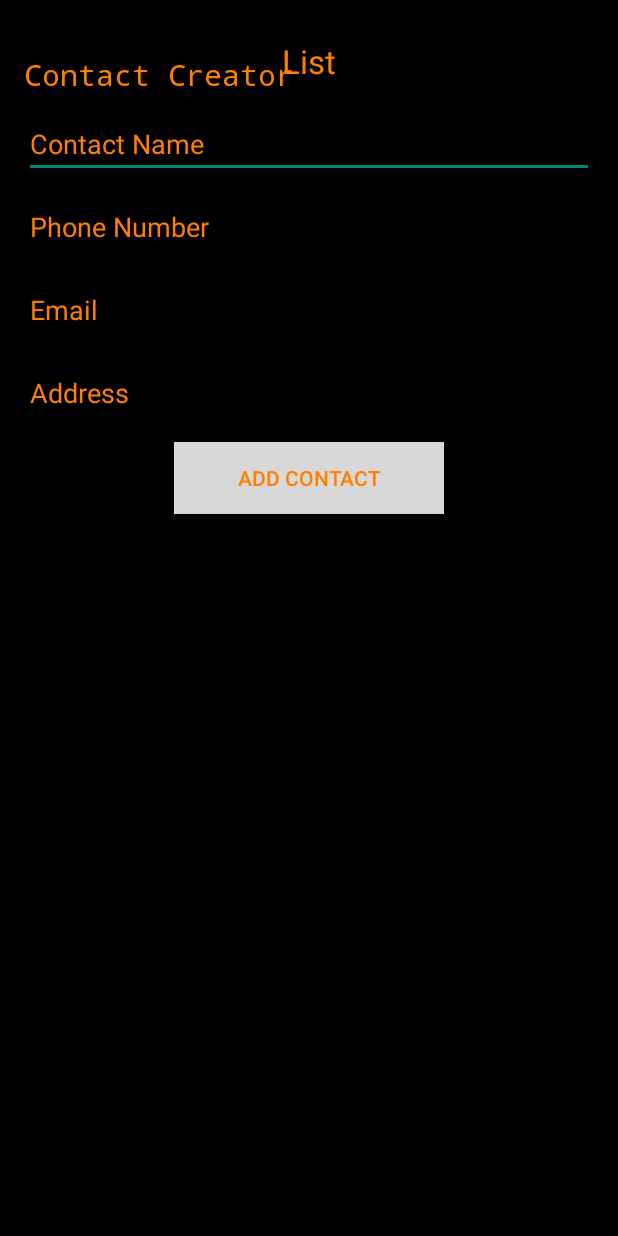
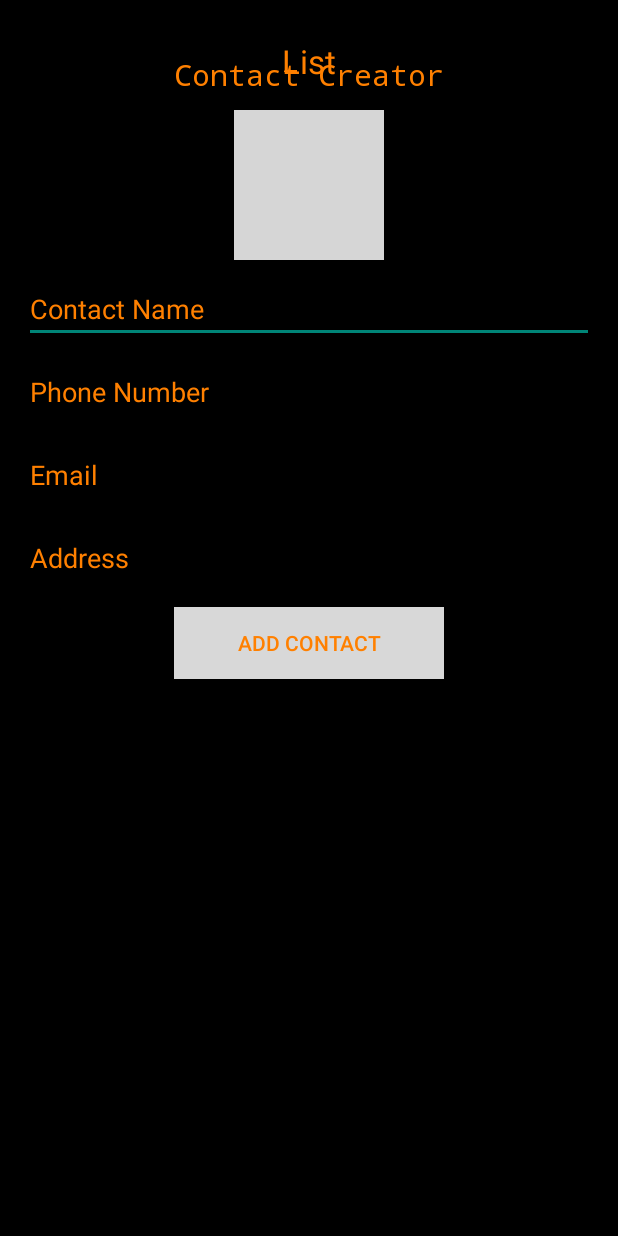
Before and after one commit to WouterCeulemans/AP-OAMK-ParentalControl, an Android app: the screen it shows after launch (MainActivity), on a phone screen of 412 x 824 dp. Run offline under Robolectric (Android 15) with nearby library versions, the phone set to English and light mode, and no system bars; grey boxes are pictures that could not be loaded.

Commit message:
Image selection is possible for each contact

```diff
--- a/ContactManager3/app/src/main/java/com/example/app/MainActivity.java
+++ b/ContactManager3/app/src/main/java/com/example/app/MainActivity.java
@@ -2,6 +2,7 @@ package com.example.app;
 
 import android.app.ActionBar;
 import android.app.Activity;
+import android.content.Intent;
 import android.os.Bundle;
 import android.provider.Contacts;
 import android.provider.ContactsContract;
@@ -16,10 +17,14 @@ import android.os.Build;
 import android.widget.ArrayAdapter;
 import android.widget.Button;
 import android.widget.EditText;
+import android.widget.ImageView;
 import android.widget.ListView;
 import android.widget.TabHost;
 import android.widget.TextView;
 import android.widget.Toast;
+
+import android.net.Uri;
+
 
 import java.util.ArrayList;
 import java.util.List;
@@ -27,8 +32,10 @@ import java.util.List;
 public class MainActivity extends Activity
 {
     EditText nameTxt, phoneTxt, addressTxt, emailTxt;
+    ImageView contactImageImageView;
     List<Contact> Contacts = new ArrayList<Contact>();
     ListView contactListView;
+    Uri imageUri = null ;
 
     @Override
     protected void onCreate(Bundle savedInstanceState)
@@ -36,11 +43,13 @@ public class MainActivity extends Activity
         super.onCreate(savedInstanceState);
         setContentView(R.layout.activity_main);
 
-        nameTxt         = (EditText) findViewById(R.id.txtName);
-        phoneTxt        = (EditText) findViewById(R.id.txtPhone);
-        addressTxt      = (EditText) findViewById(R.id.txtAddress);
-        emailTxt        = (EditText) findViewById(R.id.txtEmail);
-        contactListView = (ListView) findViewById(R.id.listView);
+        nameTxt                 = (EditText)  findViewById(R.id.txtName);
+        phoneTxt                = (EditText)  findViewById(R.id.txtPhone);
+        addressTxt              = (EditText)  findViewById(R.id.txtAddress);
+        emailTxt                = (EditText)  findViewById(R.id.txtEmail);
+        contactListView         = (ListView)  findViewById(R.id.listView);
+        contactImageImageView   = (ImageView) findViewById(R.id.imgViewContactImage);
+
         TabHost tabHost = (TabHost) findViewById(R.id.tabHost);
 
         tabHost.setup();
@@ -61,7 +70,7 @@ public class MainActivity extends Activity
             @Override
             public void onClick(View view)
             {
-                addContact(nameTxt.getText().toString(), phoneTxt.getText().toString(), emailTxt.getText().toString(),addressTxt.getText().toString());
+                Contacts.add(new Contact(0, nameTxt.getText().toString(), phoneTxt.getText().toString(), emailTxt.getText().toString(), addressTxt.getText().toString(), imageUri));
 
                 populateList();
 
@@ -89,17 +98,36 @@ public class MainActivity extends Activity
 
             }
         });
+
+        contactImageImageView.setOnClickListener(new View.OnClickListener()
+        {
+            @Override
+            public void onClick(View v)
+            {
+                Intent intent = new Intent();
+                intent.setType("image/*");
+                intent.setAction(Intent.ACTION_GET_CONTENT);
+                startActivityForResult(Intent.createChooser(intent, "Select Contact Image"), 1);
+            }
+        });
+    }
+    public void onActivityResult(int reqCode, int resCode, Intent data)
+    {
+        if (resCode == RESULT_OK)
+        {
+            if (resCode == 1)
+            {
+                imageUri = data.getData();
+                contactImageImageView.setImageURI(data.getData());
+
+            }
+        }
     }
 
     private void populateList()
     {
         ArrayAdapter<Contact> adapter = new ContactListAdapter();
         contactListView.setAdapter(adapter);
-    }
-
-    private void addContact(String name , String phone, String email, String address)
-    {
-        Contacts.add(new Contact(name, phone,email,address));
     }
 
     private class ContactListAdapter extends ArrayAdapter<Contact>
@@ -110,7 +138,7 @@ public class MainActivity extends Activity
         }
         @Override
         public View getView(int position , View view, ViewGroup parent)
-        {
+        {// adapter voor onze list.
             if (view == null )
             {
                 view = getLayoutInflater().inflate(R.layout.listview_item, parent, false);
@@ -119,15 +147,15 @@ public class MainActivity extends Activity
 
             TextView name = ( TextView) view.findViewById(R.id.contactName);
             name.setText(currentContact.getName());
-
             TextView phone = (TextView) view.findViewById(R.id.phoneNumber);
             phone.setText(currentContact.get_phone());
-
             TextView email = (TextView) view.findViewById(R.id.emailAddress);
             email.setText(currentContact.get_email());
-
             TextView address = (TextView) view.findViewById(R.id.cAddress);
             address.setText(currentContact.get_address());
+
+            ImageView ivContactImage = (ImageView) view.findViewById(R.id.ivContactImage);
+            ivContactImage.setImageURI(currentContact.get_imageUri());
 
             return view;
         }
--- a/ContactManager3/app/src/main/res/layout/activity_main.xml
+++ b/ContactManager3/app/src/main/res/layout/activity_main.xml
@@ -35,30 +35,6 @@
                 android:layout_height="fill_parent">
 
                 <LinearLayout
-                    android:id="@+id/tabContactList"
-                    android:layout_width="fill_parent"
-                    android:layout_height="fill_parent"
-                    android:orientation="vertical">
-
-                    <TextView
-                        android:layout_width="wrap_content"
-                        android:layout_height="wrap_content"
-                        android:textAppearance="?android:attr/textAppearanceLarge"
-                        android:text="List"
-                        android:id="@+id/textView"
-                        android:layout_gravity="center_horizontal"
-                        android:layout_marginTop="10dp"
-                        android:textColor="#ff8000" />
-
-                    <ListView
-                        android:layout_width="match_parent"
-                        android:layout_height="wrap_content"
-                        android:id="@+id/listView"
-                        android:layout_gravity="center_horizontal"
-                        android:background="#FF8000" />
-                </LinearLayout>
-
-                <LinearLayout
                     android:layout_width="fill_parent"
                     android:layout_height="fill_parent"
                     android:orientation="vertical"
@@ -66,7 +42,7 @@
                     android:focusableInTouchMode="false">
 
                     <TextView
-                        android:layout_width="373dp"
+                        android:layout_width="wrap_content"
                         android:layout_height="wrap_content"
                         android:text="Contact Creator"
                         android:id="@+id/CreatorTile"
@@ -83,7 +59,17 @@
                         android:layout_above="@+id/txtPhone"
                         android:layout_alignParentRight="true"
                         android:textIsSelectable="false"
-                        android:layout_marginTop="20dp" />
+                        android:layout_marginTop="20dp"
+                        android:layout_gravity="center_horizontal" />
+
+                    <ImageView
+                        android:layout_width="100dp"
+                        android:layout_height="100dp"
+                        android:id="@+id/imgViewContactImage"
+                        android:layout_marginTop="10dp"
+                        android:adjustViewBounds="false"
+                        android:src="@drawable/no_user"
+                        android:layout_gravity="center_horizontal" />
 
                     <EditText
                         android:layout_width="match_parent"
@@ -138,20 +124,45 @@
                         android:layout_marginTop="10dp" />
 
                     <Button
-                        android:layout_width="match_parent"
+                        android:layout_width="wrap_content"
                         android:layout_height="wrap_content"
                         android:text="Add Contact"
                         android:id="@+id/btnAdd"
                         android:width="200dp"
                         android:textColor="#FF8000"
                         android:background="#D8D8D8"
-                        android:enabled="true"
+                        android:enabled="false"
                         android:layout_alignParentBottom="true"
                         android:layout_alignParentRight="true"
                         android:layout_alignParentEnd="true"
                         android:layout_marginRight="100dp"
                         android:layout_marginLeft="100dp"
-                        android:layout_marginTop="10dp" />
+                        android:layout_marginTop="10dp"
+                        android:layout_gravity="center_horizontal" />
+                </LinearLayout>
+
+                <LinearLayout
+                    android:id="@+id/tabContactList"
+                    android:layout_width="fill_parent"
+                    android:layout_height="fill_parent"
+                    android:orientation="vertical">
+
+                    <TextView
+                        android:layout_width="wrap_content"
+                        android:layout_height="wrap_content"
+                        android:textAppearance="?android:attr/textAppearanceLarge"
+                        android:text="List"
+                        android:id="@+id/textView"
+                        android:layout_gravity="center_horizontal"
+                        android:layout_marginTop="10dp"
+                        android:textColor="#ff8000" />
+
+                    <ListView
+                        android:layout_width="match_parent"
+                        android:layout_height="wrap_content"
+                        android:id="@+id/listView"
+                        android:layout_gravity="center_horizontal"
+                        android:background="#FF8000" />
                 </LinearLayout>
 
             </FrameLayout>
```
Also changed, not shown: ContactManager3/app/src/main/java/com/example/app/Contact.java (+22 -5 lines), ContactManager3/app/src/main/res/layout/listview_item.xml (+13 -1 lines).
